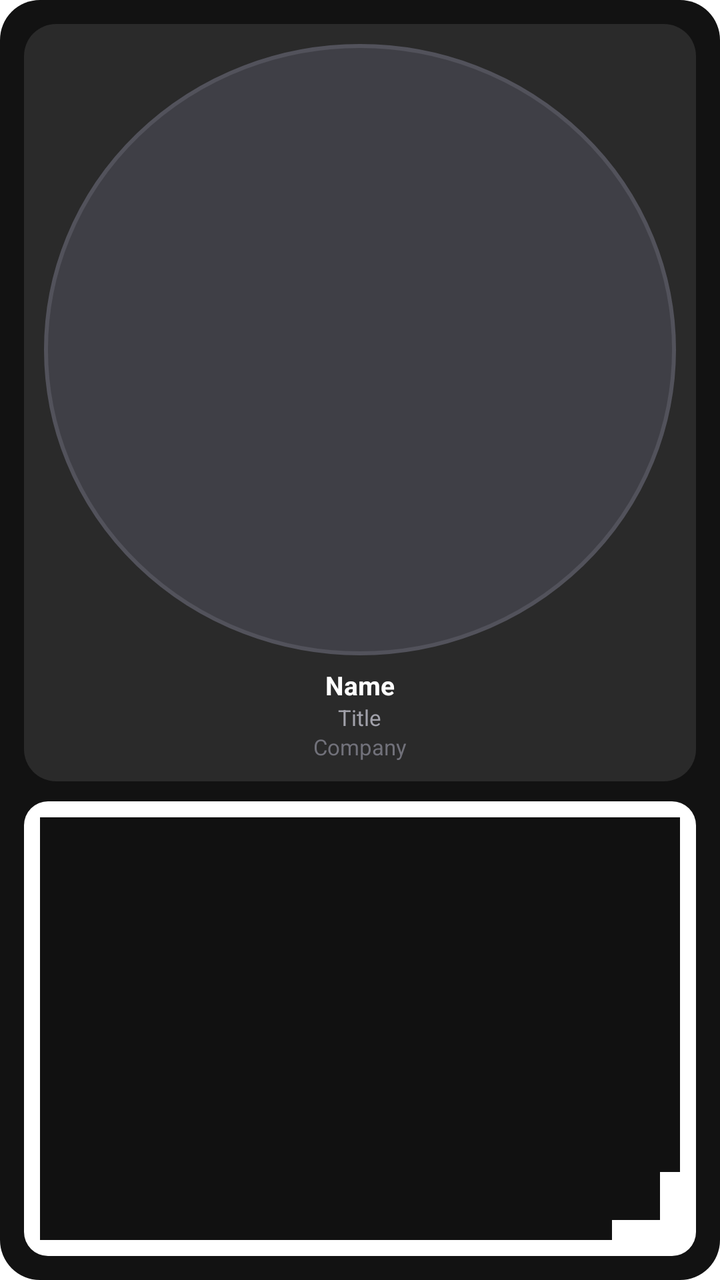
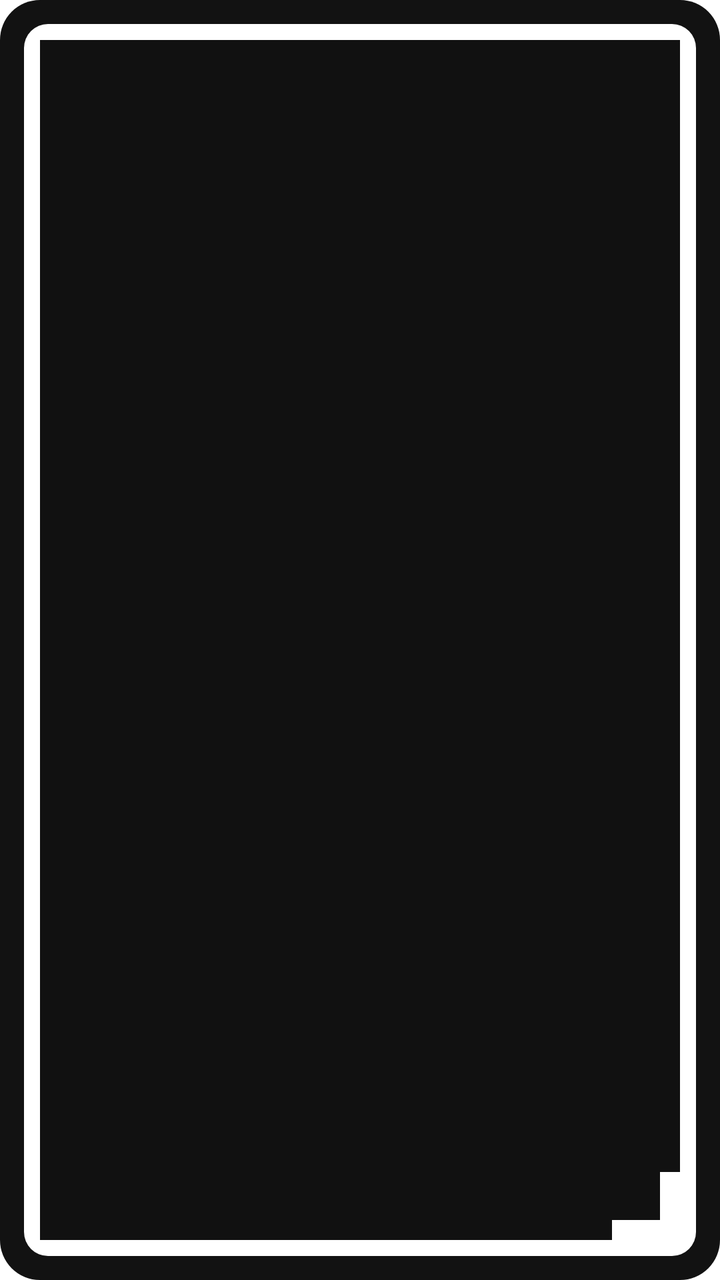

Before-and-after screenshots of an Android layout around one commit, followed by the original layout XML and the change that was made.
<!-- AndroidManifest.xml: fallback theme Theme.MaterialComponents.DayNight.NoActionBar -->
<!-- res/layout/tap_na_preview_profile.xml -->
<?xml version="1.0" encoding="utf-8"?>
<LinearLayout xmlns:android="http://schemas.android.com/apk/res/android"
    android:layout_width="110dp"
    android:layout_height="280dp"
    android:background="@drawable/widget_shell"
    android:orientation="vertical"
    android:padding="12dp">

    <LinearLayout
        android:layout_width="match_parent"
        android:layout_height="0dp"
        android:layout_weight="5"
        android:background="@drawable/widget_panel"
        android:gravity="center_horizontal"
        android:orientation="vertical"
        android:padding="10dp">

        <ImageView
            android:layout_width="match_parent"
            android:layout_height="0dp"
            android:layout_weight="1"
            android:contentDescription="@string/widget_profile_description"
            android:src="@drawable/widget_skeleton_circle" />

        <TextView
            android:layout_width="wrap_content"
            android:layout_height="wrap_content"
            android:layout_marginTop="6dp"
            android:text="@string/widget_preview_name"
            android:textColor="#FFFFFF"
            android:textSize="13sp"
            android:textStyle="bold" />

        <TextView
            android:layout_width="wrap_content"
            android:layout_height="wrap_content"
            android:text="@string/widget_preview_title"
            android:textColor="#A1A1AA"
            android:textSize="11sp" />

        <TextView
            android:layout_width="wrap_content"
            android:layout_height="wrap_content"
            android:text="@string/widget_preview_company"
            android:textColor="#71717A"
            android:textSize="11sp" />
    </LinearLayout>

    <ImageView
        android:layout_width="match_parent"
        android:layout_height="0dp"
        android:layout_marginTop="10dp"
        android:layout_weight="3"
        android:contentDescription="@string/widget_qr_description"
        android:src="@drawable/widget_skeleton_qr" />
</LinearLayout>
<!-- resources referenced by this layout -->
<resources>
  <!-- drawable widget_panel (drawable) -->
  <?xml version="1.0" encoding="utf-8"?>
  <shape xmlns:android="http://schemas.android.com/apk/res/android" android:shape="rectangle">
      <solid android:color="#2A2A2A" />
      <corners android:radius="16dp" />
  </shape>
  <!-- drawable widget_shell (drawable) -->
  <?xml version="1.0" encoding="utf-8"?>
  <shape xmlns:android="http://schemas.android.com/apk/res/android" android:shape="rectangle">
      <solid android:color="#121212" />
      <corners android:radius="20dp" />
  </shape>
  <!-- drawable widget_skeleton_circle (drawable) -->
  <?xml version="1.0" encoding="utf-8"?>
  <shape xmlns:android="http://schemas.android.com/apk/res/android" android:shape="oval">
      <solid android:color="#3F3F46" />
      <stroke android:width="2dp" android:color="#52525B" />
  </shape>
  <!-- drawable widget_skeleton_qr (drawable) -->
  <?xml version="1.0" encoding="utf-8"?>
  <layer-list xmlns:android="http://schemas.android.com/apk/res/android">
      <item>
          <shape android:shape="rectangle">
              <solid android:color="#FFFFFF" />
              <corners android:radius="12dp" />
          </shape>
      </item>
      <item android:left="8dp" android:top="8dp" android:right="42dp" android:bottom="42dp">
          <shape android:shape="rectangle">
              <solid android:color="#111111" />
          </shape>
      </item>
      <item android:left="42dp" android:top="8dp" android:right="8dp" android:bottom="42dp">
          <shape android:shape="rectangle">
              <solid android:color="#111111" />
          </shape>
      </item>
      <item android:left="8dp" android:top="42dp" android:right="42dp" android:bottom="8dp">
          <shape android:shape="rectangle">
              <solid android:color="#111111" />
          </shape>
      </item>
      <item android:left="28dp" android:top="28dp" android:right="28dp" android:bottom="28dp">
          <shape android:shape="rectangle">
              <solid android:color="#111111" />
          </shape>
      </item>
      <item android:left="46dp" android:top="46dp" android:right="18dp" android:bottom="18dp">
          <shape android:shape="rectangle">
              <solid android:color="#111111" />
          </shape>
      </item>
  </layer-list>
  <string name="widget_preview_company">Company</string>
  <string name="widget_preview_name">Name</string>
  <string name="widget_preview_title">Title</string>
  <string name="widget_profile_description">Tall profile card with photo, details, and QR code.</string>
  <string name="widget_qr_description">QR code only. People scan this to open your Tap Na profile.</string>
</resources>

<!-- the commit's change to res/layout/tap_na_preview_profile.xml (unified diff, before → after) -->
@@ -1,56 +1,13 @@
 <?xml version="1.0" encoding="utf-8"?>
-<LinearLayout xmlns:android="http://schemas.android.com/apk/res/android"
+<FrameLayout xmlns:android="http://schemas.android.com/apk/res/android"
     android:layout_width="110dp"
     android:layout_height="280dp"
     android:background="@drawable/widget_shell"
-    android:orientation="vertical"
     android:padding="12dp">
-
-    <LinearLayout
-        android:layout_width="match_parent"
-        android:layout_height="0dp"
-        android:layout_weight="5"
-        android:background="@drawable/widget_panel"
-        android:gravity="center_horizontal"
-        android:orientation="vertical"
-        android:padding="10dp">
-
-        <ImageView
-            android:layout_width="match_parent"
-            android:layout_height="0dp"
-            android:layout_weight="1"
-            android:contentDescription="@string/widget_profile_description"
-            android:src="@drawable/widget_skeleton_circle" />
-
-        <TextView
-            android:layout_width="wrap_content"
-            android:layout_height="wrap_content"
-            android:layout_marginTop="6dp"
-            android:text="@string/widget_preview_name"
-            android:textColor="#FFFFFF"
-            android:textSize="13sp"
-            android:textStyle="bold" />
-
-        <TextView
-            android:layout_width="wrap_content"
-            android:layout_height="wrap_content"
-            android:text="@string/widget_preview_title"
-            android:textColor="#A1A1AA"
-            android:textSize="11sp" />
-
-        <TextView
-            android:layout_width="wrap_content"
-            android:layout_height="wrap_content"
-            android:text="@string/widget_preview_company"
-            android:textColor="#71717A"
-            android:textSize="11sp" />
-    </LinearLayout>
 
     <ImageView
         android:layout_width="match_parent"
-        android:layout_height="0dp"
-        android:layout_marginTop="10dp"
-        android:layout_weight="3"
+        android:layout_height="match_parent"
         android:contentDescription="@string/widget_qr_description"
         android:src="@drawable/widget_skeleton_qr" />
-</LinearLayout>
+</FrameLayout>
<!-- resource entries referenced after the edit -->
@@ -1,22 +1,10 @@
 <!-- resources referenced by this layout -->
 <resources>
-  <!-- drawable widget_panel (drawable) -->
-  <?xml version="1.0" encoding="utf-8"?>
-  <shape xmlns:android="http://schemas.android.com/apk/res/android" android:shape="rectangle">
-      <solid android:color="#2A2A2A" />
-      <corners android:radius="16dp" />
-  </shape>
   <!-- drawable widget_shell (drawable) -->
   <?xml version="1.0" encoding="utf-8"?>
   <shape xmlns:android="http://schemas.android.com/apk/res/android" android:shape="rectangle">
       <solid android:color="#121212" />
       <corners android:radius="20dp" />
-  </shape>
-  <!-- drawable widget_skeleton_circle (drawable) -->
-  <?xml version="1.0" encoding="utf-8"?>
-  <shape xmlns:android="http://schemas.android.com/apk/res/android" android:shape="oval">
-      <solid android:color="#3F3F46" />
-      <stroke android:width="2dp" android:color="#52525B" />
   </shape>
   <!-- drawable widget_skeleton_qr (drawable) -->
   <?xml version="1.0" encoding="utf-8"?>
@@ -53,10 +41,6 @@
           </shape>
       </item>
   </layer-list>
-  <string name="widget_preview_company">Company</string>
-  <string name="widget_preview_name">Name</string>
-  <string name="widget_preview_title">Title</string>
-  <string name="widget_profile_description">Tall profile card with photo, details, and QR code.</string>
   <string name="widget_qr_description">QR code only. People scan this to open your Tap Na profile.</string>
 </resources>
 
